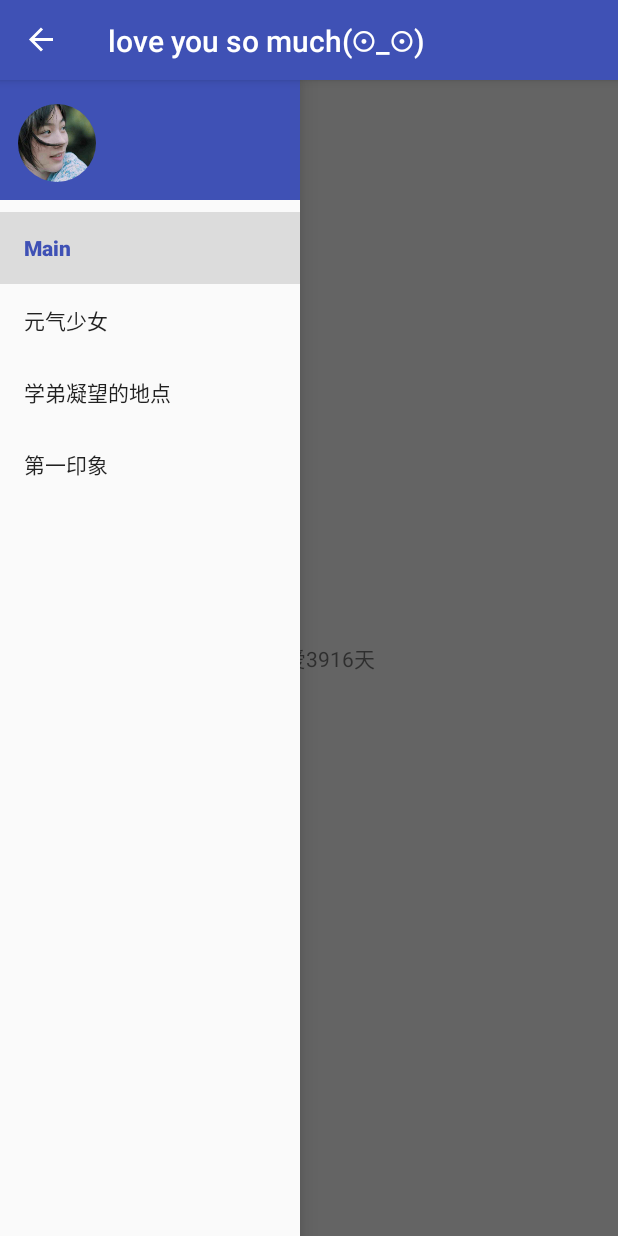
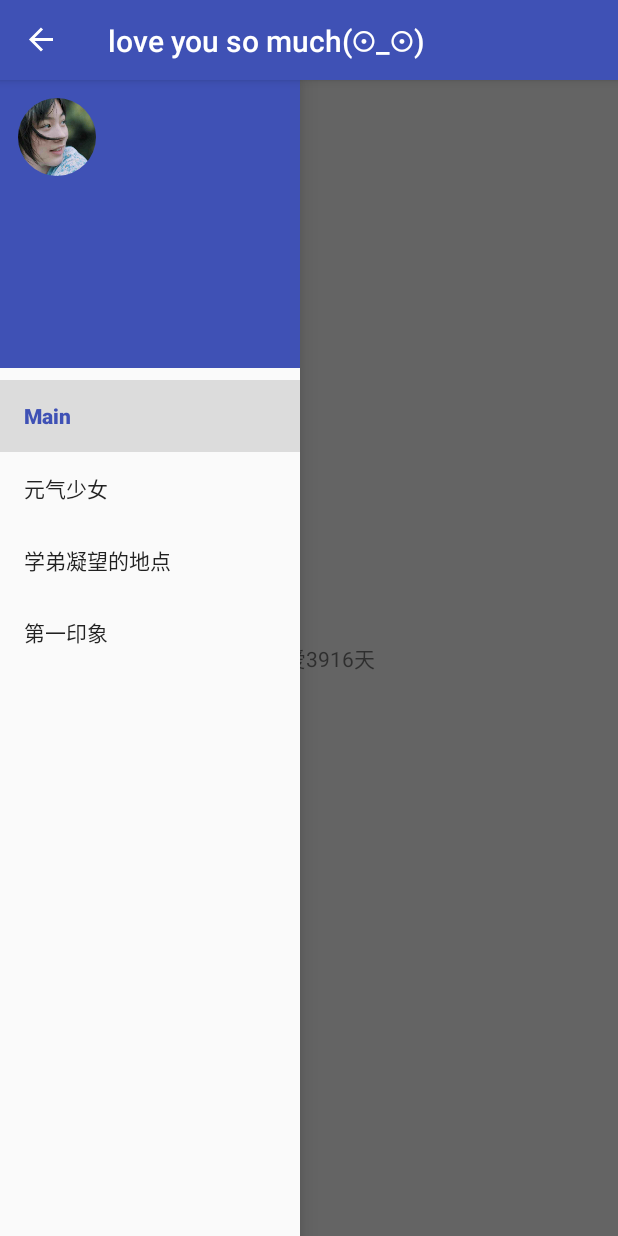
Before and after one commit to ssthouse/XinYing, an Android app: the screen it shows after launch (MainActivity), with the side drawer open, on a phone screen of 412 x 824 dp. Run offline under Robolectric (Android 15) with nearby library versions, the phone set to English and light mode, and no system bars; our stand-ins replace ButterKnife, CircleImageView, Timber; libraries missing offline, so code that uses them is left out: com.etsy.android, rx.android.schedulers, rx.functions, rx.schedulers; 1 statement that could not run was skipped.

Commit message:
change: 更新gradle

```diff
--- a/app/src/main/res/layout/drawer_header.xml
+++ b/app/src/main/res/layout/drawer_header.xml
@@ -1,12 +1,14 @@
 <?xml version="1.0" encoding="utf-8"?>
 <LinearLayout xmlns:android="http://schemas.android.com/apk/res/android"
     android:layout_width="match_parent"
-    android:layout_height="80dp"
-    android:paddingTop="16dp"
+    android:layout_height="192dp"
     android:background="@color/colorPrimary"
     android:orientation="vertical">
 
+
+
     <de.hdodenhof.circleimageview.CircleImageView
+        android:layout_marginTop="12dp"
         xmlns:app="http://schemas.android.com/apk/res-auto"
         android:layout_marginLeft="12dp"
         android:layout_width="52dp"
@@ -14,5 +16,4 @@
         android:src="@drawable/logo"
         app:civ_border_color="#FF000000"/>
 
-
 </LinearLayout>
--- a/build.gradle
+++ b/build.gradle
@@ -6,7 +6,7 @@ buildscript {
         mavenCentral()
     }
     dependencies {
-        classpath 'com.android.tools.build:gradle:2.1.0'
+        classpath 'com.android.tools.build:gradle:2.1.3'
         //classpath 'com.neenbedankt.gradle.plugins:android-apt:1.8'
         // NOTE: Do not place your application dependencies here; they belong
         // in the individual module build.gradle files
```
Also changed, not shown: gradle/wrapper/gradle-wrapper.properties.
